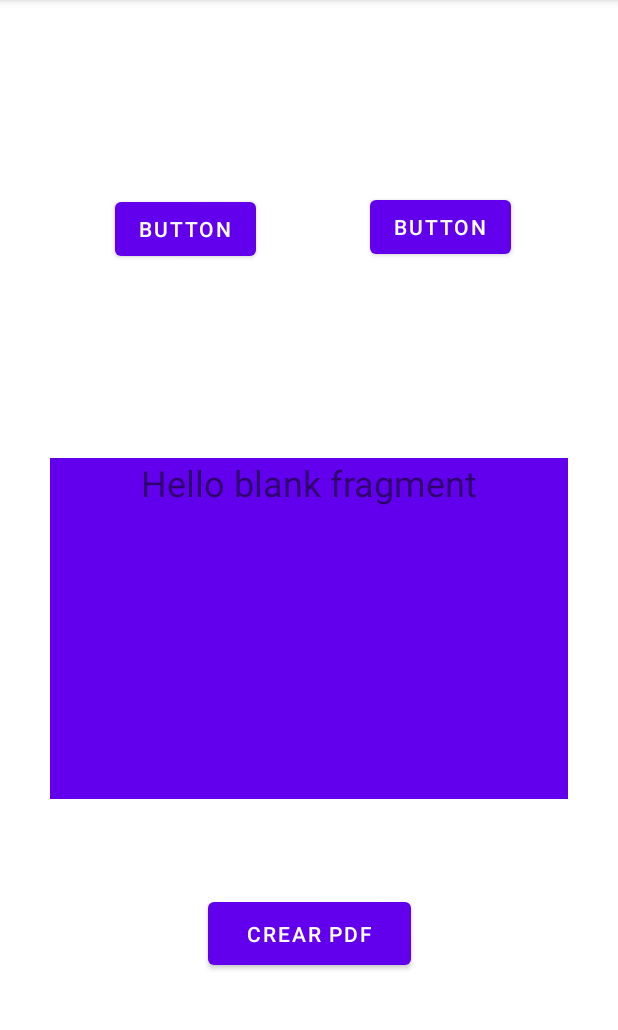
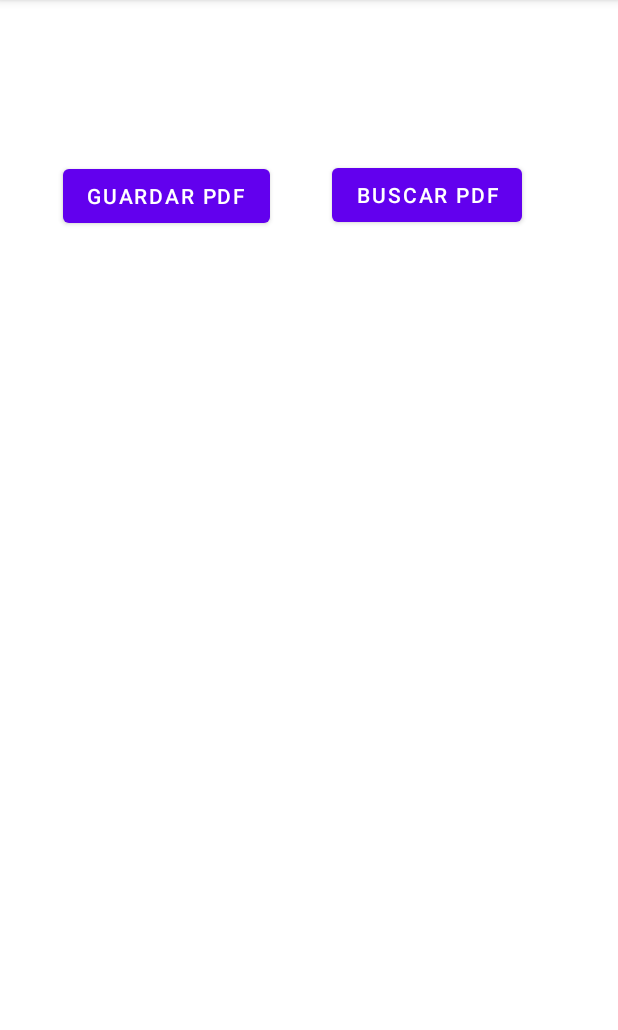
Before and after one commit to Zeven96x/ProyectoFinalDispositivosMoviles, an Android app: the screen it shows after launch (MainActivity), on a phone screen of 412 x 824 dp, the part 84-1114 px from its top. Run offline under Robolectric (Android 15) with nearby library versions, the phone set to English and light mode, and no system bars.

Commit message:
fragments parte2 adaptada al proyecto

```diff
--- a/app/src/main/java/mx/edu/unpa/proyectofinaldispositivosmoviles/Fragments/RedFragment.java
+++ b/app/src/main/java/mx/edu/unpa/proyectofinaldispositivosmoviles/Fragments/GuardarPDF.java
@@ -12,10 +12,10 @@ import mx.edu.unpa.proyectofinaldispositivosmoviles.R;
 
 /**
  * A simple {@link Fragment} subclass.
- * Use the {@link RedFragment#newInstance} factory method to
+ * Use the {@link GuardarPDF#newInstance} factory method to
  * create an instance of this fragment.
  */
-public class RedFragment extends Fragment {
+public class GuardarPDF extends Fragment {
 
     // TODO: Rename parameter arguments, choose names that match
     // the fragment initialization parameters, e.g. ARG_ITEM_NUMBER
@@ -26,7 +26,7 @@ public class RedFragment extends Fragment {
     private String mParam1;
     private String mParam2;
 
-    public RedFragment() {
+    public GuardarPDF() {
         // Required empty public constructor
     }
 
@@ -36,11 +36,11 @@ public class RedFragment extends Fragment {
      *
      * @param param1 Parameter 1.
      * @param param2 Parameter 2.
-     * @return A new instance of fragment RedFragment.
+     * @return A new instance of fragment GuardarPDF.
      */
     // TODO: Rename and change types and number of parameters
-    public static RedFragment newInstance(String param1, String param2) {
-        RedFragment fragment = new RedFragment();
+    public static GuardarPDF newInstance(String param1, String param2) {
+        GuardarPDF fragment = new GuardarPDF();
         Bundle args = new Bundle();
         args.putString(ARG_PARAM1, param1);
         args.putString(ARG_PARAM2, param2);
@@ -61,6 +61,6 @@ public class RedFragment extends Fragment {
     public View onCreateView(LayoutInflater inflater, ViewGroup container,
                              Bundle savedInstanceState) {
         // Inflate the layout for this fragment
-        return inflater.inflate(R.layout.fragment_red, container, false);
+        return inflater.inflate(R.layout.fragment_guardar_p_d, container, false);
     }
 }
--- a/app/src/main/java/mx/edu/unpa/proyectofinaldispositivosmoviles/Fragments/BlueFragment.java
+++ b/app/src/main/java/mx/edu/unpa/proyectofinaldispositivosmoviles/Fragments/cargarPDF.java
@@ -12,10 +12,10 @@ import mx.edu.unpa.proyectofinaldispositivosmoviles.R;
 
 /**
  * A simple {@link Fragment} subclass.
- * Use the {@link BlueFragment#newInstance} factory method to
+ * Use the {@link cargarPDF#newInstance} factory method to
  * create an instance of this fragment.
  */
-public class BlueFragment extends Fragment {
+public class cargarPDF extends Fragment {
 
     // TODO: Rename parameter arguments, choose names that match
     // the fragment initialization parameters, e.g. ARG_ITEM_NUMBER
@@ -26,7 +26,7 @@ public class BlueFragment extends Fragment {
     private String mParam1;
     private String mParam2;
 
-    public BlueFragment() {
+    public cargarPDF() {
         // Required empty public constructor
     }
 
@@ -36,11 +36,11 @@ public class BlueFragment extends Fragment {
      *
      * @param param1 Parameter 1.
      * @param param2 Parameter 2.
-     * @return A new instance of fragment BlueFragment.
+     * @return A new instance of fragment cargarPDF.
      */
     // TODO: Rename and change types and number of parameters
-    public static BlueFragment newInstance(String param1, String param2) {
-        BlueFragment fragment = new BlueFragment();
+    public static cargarPDF newInstance(String param1, String param2) {
+        cargarPDF fragment = new cargarPDF();
         Bundle args = new Bundle();
         args.putString(ARG_PARAM1, param1);
         args.putString(ARG_PARAM2, param2);
@@ -61,6 +61,6 @@ public class BlueFragment extends Fragment {
     public View onCreateView(LayoutInflater inflater, ViewGroup container,
                              Bundle savedInstanceState) {
         // Inflate the layout for this fragment
-        return inflater.inflate(R.layout.fragment_blue, container, false);
+        return inflater.inflate(R.layout.fragment_cargar_p_d, container, false);
     }
 }
--- a/app/src/main/java/mx/edu/unpa/proyectofinaldispositivosmoviles/MainActivity.java
+++ b/app/src/main/java/mx/edu/unpa/proyectofinaldispositivosmoviles/MainActivity.java
@@ -1,51 +1,37 @@
 package mx.edu.unpa.proyectofinaldispositivosmoviles;
 
-import androidx.annotation.NonNull;
 import androidx.appcompat.app.AppCompatActivity;
-import androidx.core.app.ActivityCompat;
 import androidx.fragment.app.FragmentTransaction;
 
-import android.Manifest;
-import android.content.ActivityNotFoundException;
-import android.content.Intent;
-import android.content.pm.PackageManager;
-import android.net.Uri;
-import android.os.Build;
 import android.os.Bundle;
-import android.os.Environment;
 import android.view.View;
-import android.widget.EditText;
-import android.widget.Toast;
 
-import java.io.File;
-
-import mx.edu.unpa.proyectofinaldispositivosmoviles.Fragments.BlueFragment;
-import mx.edu.unpa.proyectofinaldispositivosmoviles.Fragments.RedFragment;
-
-import static android.widget.Toast.LENGTH_SHORT;
+import mx.edu.unpa.proyectofinaldispositivosmoviles.Fragments.GuardarPDF;
+import mx.edu.unpa.proyectofinaldispositivosmoviles.Fragments.cargarPDF;
 
 public class MainActivity extends AppCompatActivity {
     FragmentTransaction transaction;
-    BlueFragment blueFragment;
-    RedFragment redFragment;
+    cargarPDF cargarPDF;
+    GuardarPDF guardarPDF;
     @Override
     protected void onCreate(Bundle savedInstanceState) {
         super.onCreate(savedInstanceState);
         setContentView(R.layout.activity_main);
         //
-        blueFragment = new BlueFragment();
-        redFragment  = new RedFragment();
-        getSupportFragmentManager().beginTransaction().add(R.id.idFragments, blueFragment).commit();
+        guardarPDF = new GuardarPDF();
+        cargarPDF  = new cargarPDF();
 
     }
     public void OnClik(View view){
         transaction = getSupportFragmentManager().beginTransaction();
         switch(view.getId()){
-            case R.id.blue:
-                transaction.replace(R.id.idFragments,blueFragment).commit();
+            case R.id.guardar:
+                transaction.replace(R.id.idFragments,guardarPDF).commit();
+                transaction.addToBackStack(null);
                 break;
-            case R.id.red:
-                transaction.replace(R.id.idFragments,redFragment).commit();
+            case R.id.buscar:
+                transaction.replace(R.id.idFragments,cargarPDF).commit();
+                transaction.addToBackStack(null);
                 break;
             default:
         }
--- a/app/src/main/res/layout/activity_main.xml
+++ b/app/src/main/res/layout/activity_main.xml
@@ -6,46 +6,39 @@
     android:layout_height="match_parent"
     tools:context=".MainActivity">
 
-    <Button
-        android:id="@+id/b1"
-        android:layout_width="135dp"
-        android:layout_height="54dp"
-        android:text="@string/crear_pdf"
+    <FrameLayout
+        android:id="@+id/idFragments"
+        android:layout_width="384dp"
+        android:layout_height="434dp"
+        android:layout_marginStart="8dp"
+        android:layout_marginEnd="8dp"
+        android:layout_marginBottom="16dp"
         app:layout_constraintBottom_toBottomOf="parent"
         app:layout_constraintEnd_toEndOf="parent"
+        app:layout_constraintHorizontal_bias="0.407"
         app:layout_constraintStart_toStartOf="parent"
         app:layout_constraintTop_toTopOf="parent"
-        app:layout_constraintVertical_bias="0.834" />
-
-    <FrameLayout
-        android:id="@+id/idFragments"
-        android:layout_width="345dp"
-        android:layout_height="227dp"
-        app:layout_constraintBottom_toTopOf="@+id/b1"
-        app:layout_constraintEnd_toEndOf="parent"
-        app:layout_constraintStart_toStartOf="parent"
-        app:layout_constraintTop_toTopOf="parent"
-        app:layout_constraintVertical_bias="0.83">
+        app:layout_constraintVertical_bias="0.822">
 
     </FrameLayout>
 
     <Button
-        android:id="@+id/blue"
+        android:id="@+id/guardar"
         android:layout_width="wrap_content"
         android:layout_height="wrap_content"
         android:onClick="OnClik"
-        android:text="Button"
+        android:text="Guardar PDF"
         app:layout_constraintBottom_toTopOf="@+id/idFragments"
-        app:layout_constraintEnd_toStartOf="@+id/red"
+        app:layout_constraintEnd_toStartOf="@+id/buscar"
         app:layout_constraintStart_toStartOf="parent"
         app:layout_constraintTop_toTopOf="parent" />
 
     <Button
-        android:id="@+id/red"
+        android:id="@+id/buscar"
         android:layout_width="wrap_content"
         android:layout_height="wrap_content"
         android:onClick="OnClik"
-        android:text="Button"
+        android:text="Buscar PDF"
         app:layout_constraintBottom_toTopOf="@+id/idFragments"
         app:layout_constraintEnd_toEndOf="parent"
         app:layout_constraintHorizontal_bias="0.776"
--- a/app/src/main/res/layout/fragment_red.xml
+++ b/app/src/main/res/layout/fragment_cargar_p_d.xml
@@ -3,13 +3,12 @@
     xmlns:tools="http://schemas.android.com/tools"
     android:layout_width="match_parent"
     android:layout_height="match_parent"
-    tools:context=".Fragments.RedFragment">
+    tools:context=".Fragments.cargarPDF">
 
     <!-- TODO: Update blank fragment layout -->
     <TextView
         android:layout_width="match_parent"
         android:layout_height="match_parent"
-        android:background="@color/design_default_color_error"
         android:text="@string/hello_blank_fragment"
         android:textAlignment="center"
         android:textSize="24sp" />
--- a/app/src/main/res/layout/fragment_blue.xml
+++ b/app/src/main/res/layout/fragment_guardar_p_d.xml
@@ -3,13 +3,12 @@
     xmlns:tools="http://schemas.android.com/tools"
     android:layout_width="match_parent"
     android:layout_height="match_parent"
-    tools:context=".Fragments.BlueFragment">
+    tools:context=".Fragments.GuardarPDF">
 
     <!-- TODO: Update blank fragment layout -->
     <TextView
         android:layout_width="match_parent"
         android:layout_height="match_parent"
-        android:background="@color/purple_500"
         android:text="@string/hello_blank_fragment"
         android:textAlignment="center"
         android:textSize="24sp" />
```
